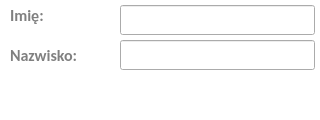
Qt form namedialog.ui (RStravinsky/CarRental) before a commit.
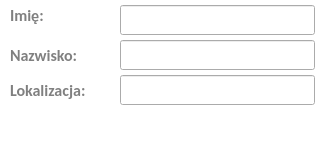
The same form after that commit. Icons and pictures are not drawn.

Commit message: destination in nameDialog;

```diff
--- a/namedialog.ui
+++ b/namedialog.ui
@@ -7,19 +7,19 @@
     <x>0</x>
     <y>0</y>
     <width>320</width>
-    <height>120</height>
+    <height>150</height>
    </rect>
   </property>
   <property name="minimumSize">
    <size>
     <width>320</width>
-    <height>120</height>
+    <height>150</height>
    </size>
   </property>
   <property name="maximumSize">
    <size>
     <width>320</width>
-    <height>120</height>
+    <height>150</height>
    </size>
   </property>
   <property name="windowTitle">
@@ -133,11 +133,48 @@
     <string>Nazwisko:</string>
    </property>
   </widget>
+  <widget class="QLineEdit" name="lineEditDestination">
+   <property name="geometry">
+    <rect>
+     <x>120</x>
+     <y>75</y>
+     <width>195</width>
+     <height>30</height>
+    </rect>
+   </property>
+   <property name="font">
+    <font>
+     <family>Calibri</family>
+     <pointsize>12</pointsize>
+    </font>
+   </property>
+  </widget>
+  <widget class="QLabel" name="label_3">
+   <property name="geometry">
+    <rect>
+     <x>10</x>
+     <y>80</y>
+     <width>111</width>
+     <height>20</height>
+    </rect>
+   </property>
+   <property name="font">
+    <font>
+     <family>Calibri</family>
+     <pointsize>12</pointsize>
+     <weight>75</weight>
+     <bold>true</bold>
+    </font>
+   </property>
+   <property name="text">
+    <string>Lokalizacja:</string>
+   </property>
+  </widget>
   <widget class="QPushButton" name="pushButtonConfirm">
    <property name="geometry">
     <rect>
-     <x>209</x>
-     <y>80</y>
+     <x>210</x>
+     <y>110</y>
      <width>105</width>
      <height>35</height>
     </rect>
@@ -146,6 +183,7 @@
     <font>
      <family>Calibri</family>
      <pointsize>12</pointsize>
+     <italic>false</italic>
     </font>
    </property>
    <property name="styleSheet">
@@ -175,8 +213,8 @@
   <widget class="QPushButton" name="pushButtonCancel">
    <property name="geometry">
     <rect>
-     <x>99</x>
-     <y>80</y>
+     <x>100</x>
+     <y>110</y>
      <width>105</width>
      <height>35</height>
     </rect>
```
The commit also changes 4 other files.
